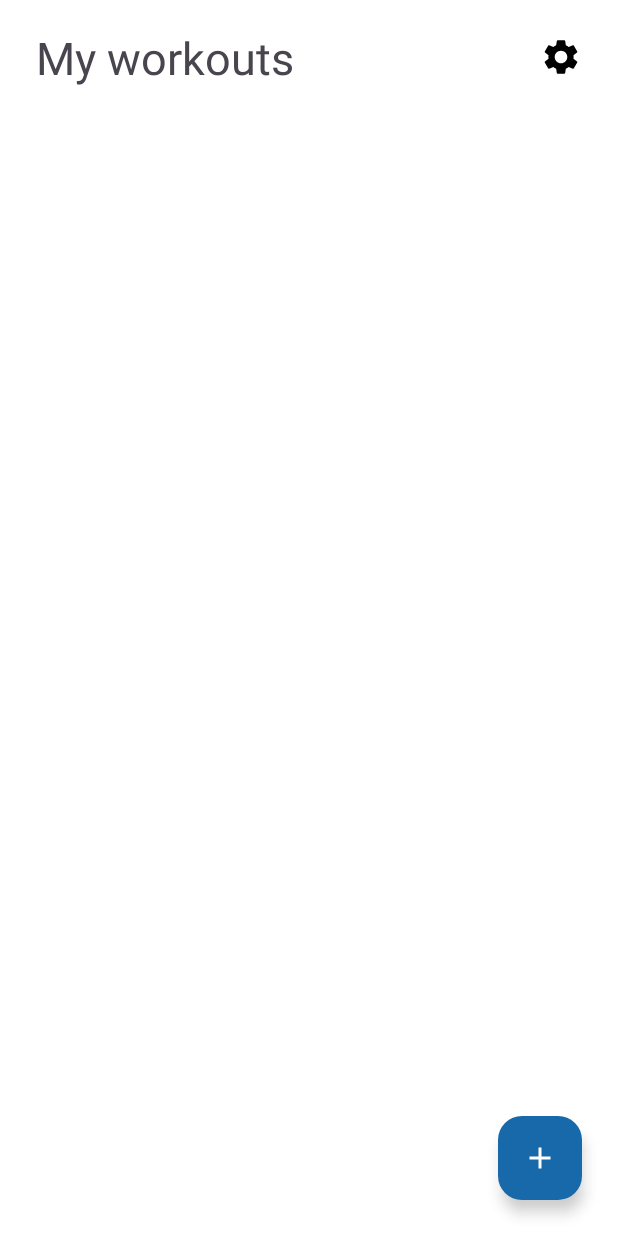
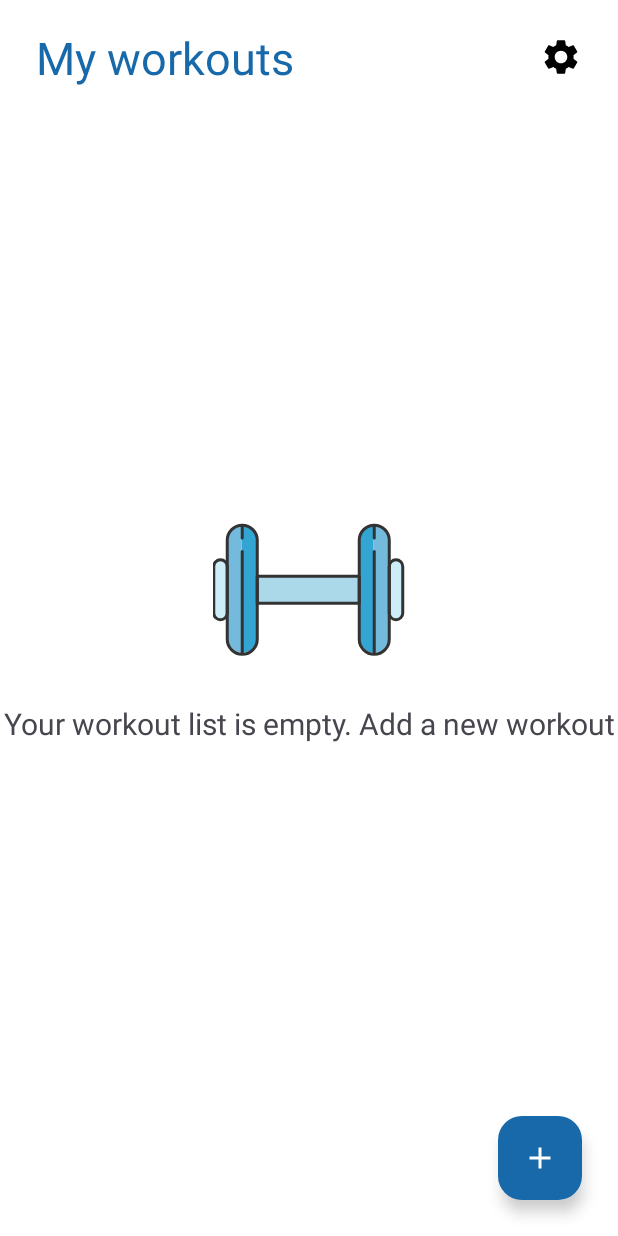
Before and after one commit to alexxk2/Get_up, an Android app: the screen it shows after launch (MainActivity), on a phone screen of 412 x 824 dp. Run offline under Robolectric (Android 15) with nearby library versions, the phone set to English and light mode, and no system bars; our stand-ins replace Room's generated code.

Commit message:
18.05.2023
-добавлены функции удалить тренировку и обновить тренировку (с диалогом)
-добавлена кнопка и функция удалить все тренировки (с диалогом)
-реализована смена UI когда список тренировок пуст

Tasks:
- изменить поведение крестиков на editText в опциях с цифрами, надо чтобы они уходили, когда фокус не на окне

- сделать topAppBar по material3

- сдвинуть ближе кнопки в опциях, но чтобы сохранился эффек смены

```diff
--- a/app/src/main/java/com/practice/getup/database/WorkoutDao.kt
+++ b/app/src/main/java/com/practice/getup/database/WorkoutDao.kt
@@ -25,4 +25,7 @@ interface WorkoutDao {
 
     @Query("SELECT * FROM workout WHERE id =:id")
     fun getWorkout(id: Int): Flow<Workout>
+
+    @Query("DELETE FROM workout")
+    suspend fun deleteAll()
 }
--- a/app/src/main/java/com/practice/getup/fragments/MainFragment.kt
+++ b/app/src/main/java/com/practice/getup/fragments/MainFragment.kt
@@ -1,6 +1,7 @@
 package com.practice.getup.fragments
 
 
+import android.app.AlertDialog
 import android.os.Bundle
 import android.view.LayoutInflater
 import android.view.View
@@ -9,11 +10,8 @@ import android.widget.Toast
 import androidx.fragment.app.Fragment
 import androidx.fragment.app.activityViewModels
 import androidx.fragment.app.viewModels
-import androidx.navigation.NavDirections
-import androidx.navigation.findNavController
 import androidx.navigation.fragment.findNavController
-import androidx.recyclerview.widget.GridLayoutManager
-import androidx.recyclerview.widget.LinearLayoutManager
+import com.google.android.material.dialog.MaterialAlertDialogBuilder
 import com.google.android.material.snackbar.Snackbar
 import com.google.gson.Gson
 import com.practice.getup.App
@@ -86,12 +84,15 @@ class MainFragment : Fragment() {
         binding.recyclerView.setHasFixedSize(true)
         databaseViewModel.allWorkouts.observe(viewLifecycleOwner) { allWorkouts ->
             adapter.submitList(allWorkouts)
+            manageEmptyListUi(allWorkouts)
         }
 
-        binding.floatingButton.setOnClickListener {
+        binding.floatingButtonAdd.setOnClickListener {
             val action = MainFragmentDirections.actionMainFragmentToOptionsFragment()
             findNavController().navigate(action)
         }
+
+        binding.floatingButtonDelete.setOnClickListener { showDeleteAllConfirmationDialog()}
 
         /*checkForSavedOptions()
         viewModel.setOptions(options)*/
@@ -121,6 +122,34 @@ class MainFragment : Fragment() {
         options = Gson().fromJson(savedOptions, Options::class.java)
     }
 
+    private fun manageEmptyListUi(list: List<Workout>){
+        if (list.isEmpty()){
+            binding.recyclerView.visibility = View.GONE
+            binding.floatingButtonDelete.visibility = View.GONE
+            binding.emptyListViews.visibility = View.VISIBLE
+
+        }
+
+        else {
+            binding.emptyListViews.visibility = View.GONE
+            binding.recyclerView.visibility = View.VISIBLE
+            binding.floatingButtonDelete.visibility = View.VISIBLE
+
+        }
+    }
+
+    private fun showDeleteAllConfirmationDialog() {
+        MaterialAlertDialogBuilder(requireContext())
+            .setTitle(getString(R.string.alert_dialog_title))
+            .setMessage(getString(R.string.alert_dialog_message_delete_all))
+            .setCancelable(false)
+            .setNegativeButton(getString(R.string.answer_no)) { _, _ -> }
+            .setPositiveButton(getString(R.string.answer_yes)) { _, _ ->
+                databaseViewModel.deleteAll()
+            }
+            .show()
+    }
+
 
     override fun onDestroyView() {
         super.onDestroyView()
--- a/app/src/main/res/drawable/ic_delete.xml
+++ b/app/src/main/res/drawable/ic_delete.xml
@@ -1,5 +1,5 @@
-    <vector android:height="48dp" android:tint="#CE2A2A"
+    <vector android:height="24dp" android:tint="@color/black"
     android:viewportHeight="24" android:viewportWidth="24"
-    android:width="48dp" xmlns:android="http://schemas.android.com/apk/res/android">
+    android:width="24dp" xmlns:android="http://schemas.android.com/apk/res/android">
     <path android:fillColor="@android:color/white" android:pathData="M6,19c0,1.1 0.9,2 2,2h8c1.1,0 2,-0.9 2,-2V7H6v12zM19,4h-3.5l-1,-1h-5l-1,1H5v2h14V4z"/>
 </vector>
--- a/app/src/main/res/layout/fragment_main.xml
+++ b/app/src/main/res/layout/fragment_main.xml
@@ -13,6 +13,7 @@
         android:layout_marginStart="24dp"
         android:text="@string/my_workouts"
         android:textSize="30sp"
+        android:textColor="@color/dark_blue"
         app:layout_constraintBottom_toBottomOf="@+id/settings_button"
         app:layout_constraintStart_toStartOf="parent"
         app:layout_constraintTop_toTopOf="@+id/settings_button" />
@@ -30,7 +31,7 @@
 
     <com.google.android.material.floatingactionbutton.FloatingActionButton
 
-        android:id="@+id/floating_button"
+        android:id="@+id/floating_button_add"
         android:layout_width="wrap_content"
         android:layout_height="wrap_content"
         android:layout_marginEnd="24dp"
@@ -40,6 +41,21 @@
         app:tint="@color/white"
         app:layout_constraintBottom_toBottomOf="parent"
         app:layout_constraintEnd_toEndOf="parent" />
+
+
+    <com.google.android.material.floatingactionbutton.FloatingActionButton
+
+        android:id="@+id/floating_button_delete"
+        style="?attr/floatingActionButtonSmallStyle"
+        android:layout_width="wrap_content"
+        android:layout_height="wrap_content"
+        android:layout_marginBottom="24dp"
+        app:backgroundTint="@color/dark_blue"
+        app:layout_constraintBottom_toTopOf="@id/floating_button_add"
+        app:layout_constraintEnd_toEndOf="@+id/floating_button_add"
+        app:layout_constraintStart_toStartOf="@+id/floating_button_add"
+        app:srcCompat="@drawable/ic_delete"
+        app:tint="@color/white" />
 
     <!--<com.google.android.material.floatingactionbutton.ExtendedFloatingActionButton
         android:id="@+id/floating_button"
@@ -53,19 +69,20 @@
         app:layout_constraintBottom_toBottomOf="parent"
         app:layout_constraintEnd_toEndOf="parent" />-->
 
+
     <androidx.recyclerview.widget.RecyclerView
         android:id="@+id/recycler_view"
         android:layout_width="0dp"
         android:layout_height="0dp"
         android:layout_marginTop="24dp"
         android:paddingHorizontal="12dp"
+        app:layoutManager="androidx.recyclerview.widget.LinearLayoutManager"
+        app:layout_constraintBottom_toBottomOf="parent"
+        app:layout_constraintEnd_toEndOf="parent"
+        app:layout_constraintHorizontal_bias="0.0"
         app:layout_constraintStart_toStartOf="parent"
-        app:layout_constraintEnd_toEndOf="parent"
-        app:layout_constraintBottom_toBottomOf="parent"
         app:layout_constraintTop_toBottomOf="@id/settings_button"
-        app:layoutManager="androidx.recyclerview.widget.LinearLayoutManager"
-        />
-
+        app:layout_constraintVertical_bias="0.0" />
 
     <LinearLayout
         android:id="@+id/empty_list_views"
--- a/app/src/main/res/values/strings.xml
+++ b/app/src/main/res/values/strings.xml
@@ -84,7 +84,10 @@
     <string name="default_total_time">0 : 0 : 0</string>
     <string name="total_time_title">TOTAL TIME</string>
     <string name="update">UPDATE</string>
-
+    <string name="alert_dialog_title">Attention</string>
+    <string name="alert_dialog_message_delete">Are you sure you want to delete this workout?</string>
+    <string name="answer_yes">YES</string>
+    <string name="answer_no">NO</string>
 
 
     <!--strings for Snackbars-->
@@ -128,6 +131,7 @@
     <string name="start_workout">Start workout</string>
     <string name="my_workouts">My workouts</string>
     <string name="edit">Edit</string>
+    <string name="alert_dialog_message_delete_all">Are you sure you want to delete all workouts?</string>
 
 
 
--- a/app/src/main/res/values/themes.xml
+++ b/app/src/main/res/values/themes.xml
@@ -2,7 +2,7 @@
     <!-- Base application theme. -->
     <style name="Theme.GetUp" parent="Theme.Material3.DayNight.NoActionBar">
         <!-- Primary brand color. -->
-        <item name="colorPrimary">@color/purple_500</item>
+        <item name="colorPrimary">@color/dark_blue</item>
         <item name="colorPrimaryVariant">@color/purple_700</item>
         <item name="colorOnPrimary">@color/white</item>
         <!-- Secondary brand color. -->
@@ -20,7 +20,9 @@
         <item name="colorOnSurfaceVariant">@color/soft_black</item>
         <item name="colorSecondaryContainer">@color/main_app_color_soft</item>
         <item name="colorOnSecondaryContainer">@color/soft_black</item>
-        <item name="colorSurface">@color/white</item>
+        <item name="colorSurface">@color/soft_blue</item>
+        <item name="colorOnSurface">@color/soft_black</item>
+
 
 
 
```
Also changed, not shown: app/src/main/java/com/practice/getup/fragments/OptionsFragment.kt (+41 -6 lines), app/src/main/java/com/practice/getup/viewModels/WorkoutDatabaseViewModel.kt (+57 -3 lines).
